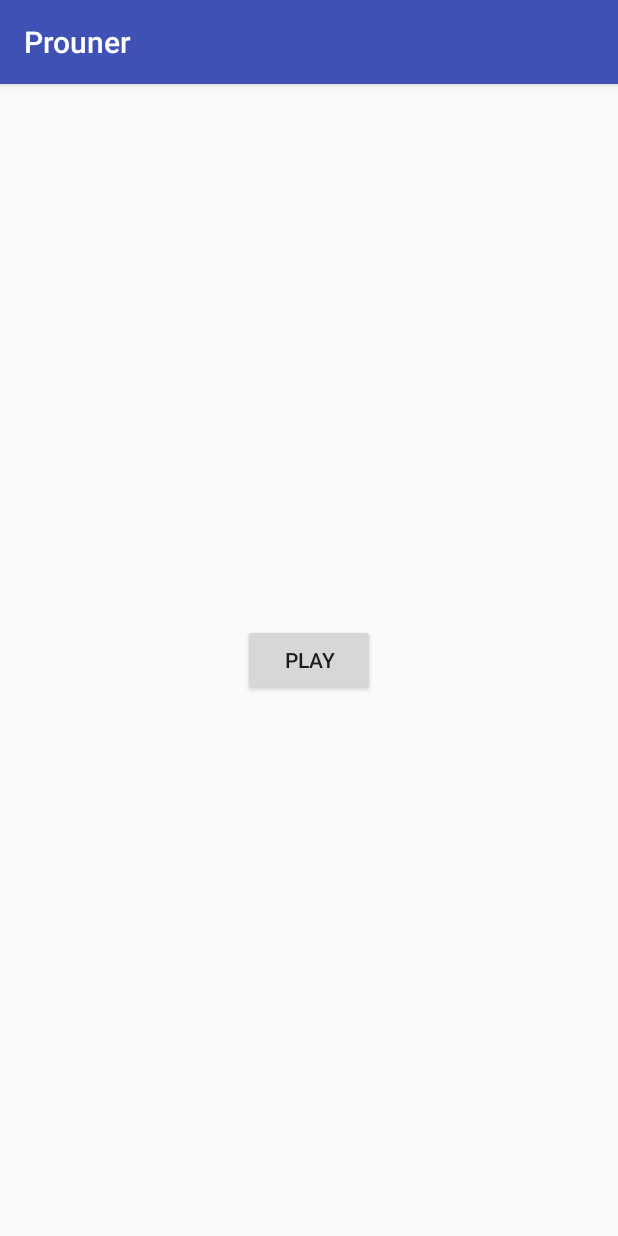
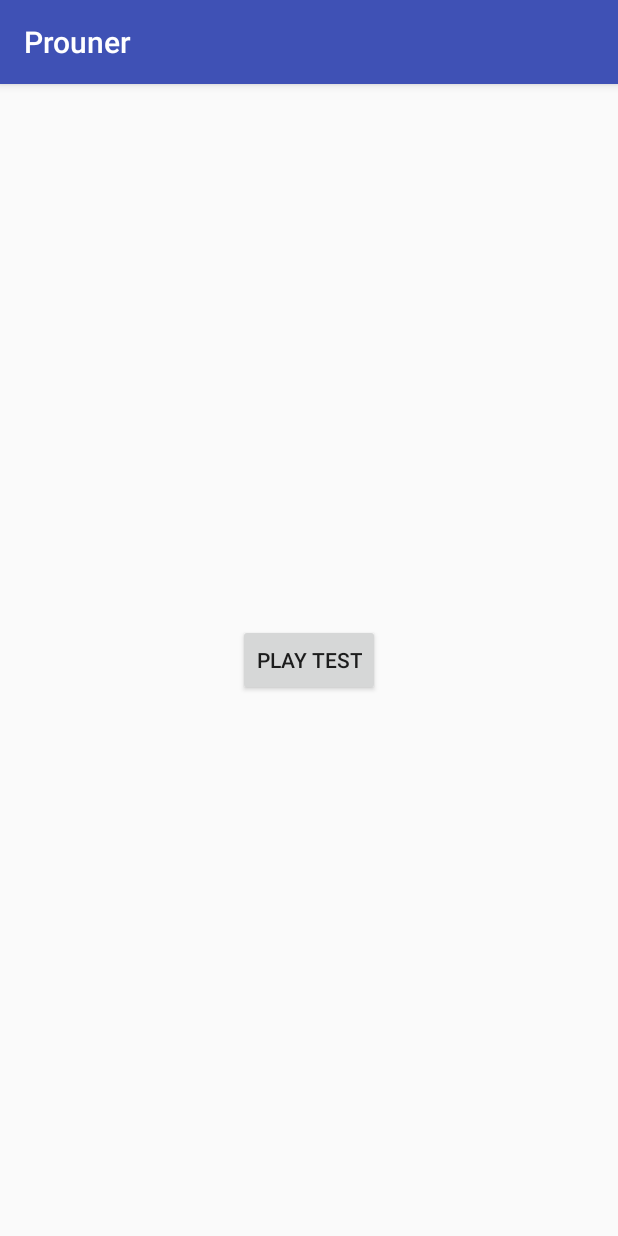
Before and after one commit to fhsbatista/prouner, an Android app: the screen it shows after launch (MainActivity), on a phone screen of 412 x 824 dp. Run offline under Robolectric (Android 15) with nearby library versions, the phone set to English and light mode, and no system bars.

Commit message:
Created first version, with a static question

```diff
--- a/app/src/main/java/com/prouner/prouner/main/MainActivity.java
+++ b/app/src/main/java/com/prouner/prouner/main/MainActivity.java
@@ -1,5 +1,6 @@
 package com.prouner.prouner.main;
 
+import android.content.Context;
 import android.media.MediaPlayer;
 import android.support.v7.app.AppCompatActivity;
 import android.os.Bundle;
@@ -14,43 +15,109 @@ public class MainActivity extends AppCompatActivity implements MainMVP.View{
     private MainMVP.Presenter mPresenter;
 
     private Button mPlayButton;
+    private Button mOptionButton1;
+    private Button mOptionButton2;
+    private Button mOptionButton3;
+    private Button mOptionButton4;
 
     @Override
     protected void onCreate(Bundle savedInstanceState) {
         super.onCreate(savedInstanceState);
         setContentView(R.layout.activity_main);
 
+        loadUI();
+
         mPresenter = new MainPresenter();
         mPresenter.setView(this);
 
-        loadUI();
-        setOnClickListeners();
+
     }
 
     private void loadUI() {
 
         mPlayButton = findViewById(R.id.bt_play);
-    }
+        mOptionButton1 = findViewById(R.id.bt_option_1);
+        mOptionButton2 = findViewById(R.id.bt_option_2);
+        mOptionButton3 = findViewById(R.id.bt_option_3);
+        mOptionButton4 = findViewById(R.id.bt_option_4);
 
-
-    private void setOnClickListeners() {
         mPlayButton.setOnClickListener(new View.OnClickListener() {
             @Override
             public void onClick(View v) {
-                MediaPlayer mp = MediaPlayer.create(MainActivity.this, R.raw.pronounciation);
-                mp.start();
-                mPlayButton.setEnabled(false);
-                mp.setOnCompletionListener(new MediaPlayer.OnCompletionListener() {
-                    @Override
-                    public void onCompletion(MediaPlayer mp) {
-                        mp.release();
-                        mPlayButton.setEnabled(true);
-                    }
-                });
+                mPresenter.viewOnPlayButtonClicked();
             }
         });
     }
 
 
+    @Override
+    public Context getContext() {
+        return this;
+    }
 
+    @Override
+    public void playSound(int idSound) {
+        togglePlayButton();
+        MediaPlayer mp = MediaPlayer.create(this, idSound);
+        mp.setOnCompletionListener(new MediaPlayer.OnCompletionListener() {
+            @Override
+            public void onCompletion(MediaPlayer mp) {
+                mp.release();
+                togglePlayButton();
+                mPlayButton.setText(R.string.play_again);
+                mPresenter.viewOnSoundPlayingCompleted();
+            }
+        });
+        mp.start();
+    }
+
+    @Override
+    public void newTest() {
+        mPlayButton.setText(R.string.play_test);
+        mOptionButton1.setVisibility(View.GONE);
+        mOptionButton2.setVisibility(View.GONE);
+        mOptionButton3.setVisibility(View.GONE);
+        mOptionButton4.setVisibility(View.GONE);
+    }
+
+    @Override
+    public void showAlternatives(String... options) {
+
+        mOptionButton1.setText(options[0]);
+        mOptionButton2.setText(options[1]);
+        mOptionButton3.setText(options[2]);
+        mOptionButton4.setText(options[3]);
+
+        mOptionButton1.setVisibility(View.VISIBLE);
+        mOptionButton2.setVisibility(View.VISIBLE);
+        mOptionButton3.setVisibility(View.VISIBLE);
+        mOptionButton4.setVisibility(View.VISIBLE);
+
+        View.OnClickListener onClickListener = new View.OnClickListener() {
+            @Override
+            public void onClick(View v) {
+                mPresenter.viewOnOptionClicked(((Button)v).getText().toString());
+            }
+        };
+        mOptionButton1.setOnClickListener(onClickListener);
+        mOptionButton2.setOnClickListener(onClickListener);
+        mOptionButton3.setOnClickListener(onClickListener);
+        mOptionButton4.setOnClickListener(onClickListener);
+
+    }
+
+
+
+    public void togglePlayButton() {
+        if(mPlayButton.isEnabled()){
+            mPlayButton.setEnabled(false);
+        } else{
+            mPlayButton.setEnabled(true);
+        }
+    }
+
+    @Override
+    public void showCorrectOptionMessage() {
+        Toast.makeText(this, "CorrectAnswer", Toast.LENGTH_SHORT).show();
+    }
 }
--- a/app/src/main/java/com/prouner/prouner/main/MainMVP.java
+++ b/app/src/main/java/com/prouner/prouner/main/MainMVP.java
@@ -1,15 +1,24 @@
 package com.prouner.prouner.main;
+
+import android.content.Context;
+import android.media.MediaPlayer;
 
 public interface MainMVP {
 
     interface View {
-//        void playSound();
-//        void showAlternatives();
+        void playSound(int idSound);
+        void showAlternatives(String... options);
+        Context getContext();
+        void showCorrectOptionMessage();
+        void newTest();
+
     }
 
     interface Presenter{
         void setView(View view);
-        void viewOnButtonClicked();
+        void viewOnPlayButtonClicked();
+        void viewOnSoundPlayingCompleted();
+        void viewOnOptionClicked(String optionText);
     }
 
     interface Model {
--- /dev/null
+++ b/app/src/main/java/com/prouner/prouner/main/MainModel.java
@@ -0,0 +1,5 @@
+package com.prouner.prouner.main;
+
+public class MainModel implements MainMVP.Model {
+
+}
--- a/app/src/main/res/layout/activity_main.xml
+++ b/app/src/main/res/layout/activity_main.xml
@@ -4,16 +4,64 @@
     xmlns:tools="http://schemas.android.com/tools"
     android:layout_width="match_parent"
     android:layout_height="match_parent"
+    android:padding="24dp"
     tools:context=".main.MainActivity">
 
     <Button
         android:id="@+id/bt_play"
         android:layout_width="wrap_content"
         android:layout_height="wrap_content"
-        android:text="Play"
+        android:text="@string/play_test"
         app:layout_constraintBottom_toBottomOf="parent"
         app:layout_constraintLeft_toLeftOf="parent"
         app:layout_constraintRight_toRightOf="parent"
         app:layout_constraintTop_toTopOf="parent" />
 
+    <Button
+        android:id="@+id/bt_option_1"
+        android:layout_width="0dp"
+        android:layout_height="wrap_content"
+        android:layout_marginTop="8dp"
+        android:text="Button"
+        app:layout_constraintBottom_toTopOf="@+id/bt_option_2"
+        app:layout_constraintEnd_toEndOf="parent"
+        app:layout_constraintHorizontal_bias="0.5"
+        app:layout_constraintStart_toStartOf="parent"
+        app:layout_constraintTop_toBottomOf="@+id/bt_play"
+        app:layout_constraintVertical_chainStyle="packed" />
+
+    <Button
+        android:id="@+id/bt_option_2"
+        android:layout_width="0dp"
+        android:layout_height="wrap_content"
+        android:text="Button"
+        app:layout_constraintBottom_toTopOf="@+id/bt_option_3"
+        app:layout_constraintEnd_toEndOf="parent"
+        app:layout_constraintHorizontal_bias="0.5"
+        app:layout_constraintStart_toStartOf="parent"
+        app:layout_constraintTop_toBottomOf="@+id/bt_option_1" />
+
+    <Button
+        android:id="@+id/bt_option_3"
+        android:layout_width="0dp"
+        android:layout_height="wrap_content"
+        android:text="Button"
+        app:layout_constraintBottom_toTopOf="@+id/bt_option_4"
+        app:layout_constraintEnd_toEndOf="parent"
+        app:layout_constraintHorizontal_bias="0.5"
+        app:layout_constraintStart_toStartOf="parent"
+        app:layout_constraintTop_toBottomOf="@+id/bt_option_2" />
+
+    <Button
+        android:id="@+id/bt_option_4"
+        android:layout_width="0dp"
+        android:layout_height="wrap_content"
+        android:text="Button"
+        app:layout_constraintBottom_toBottomOf="parent"
+        app:layout_constraintEnd_toEndOf="parent"
+        app:layout_constraintHorizontal_bias="0.5"
+        app:layout_constraintStart_toStartOf="parent"
+        app:layout_constraintTop_toBottomOf="@+id/bt_option_3" />
+
+
 </android.support.constraint.ConstraintLayout>
--- a/app/src/main/res/values/strings.xml
+++ b/app/src/main/res/values/strings.xml
@@ -1,3 +1,5 @@
 <resources>
     <string name="app_name">Prouner</string>
+    <string name="play_test">Play test</string>
+    <string name="play_again">Play again</string>
 </resources>
```
Also changed, not shown: app/src/main/java/com/prouner/prouner/main/MainPresenter.java (+52 -1 lines).
